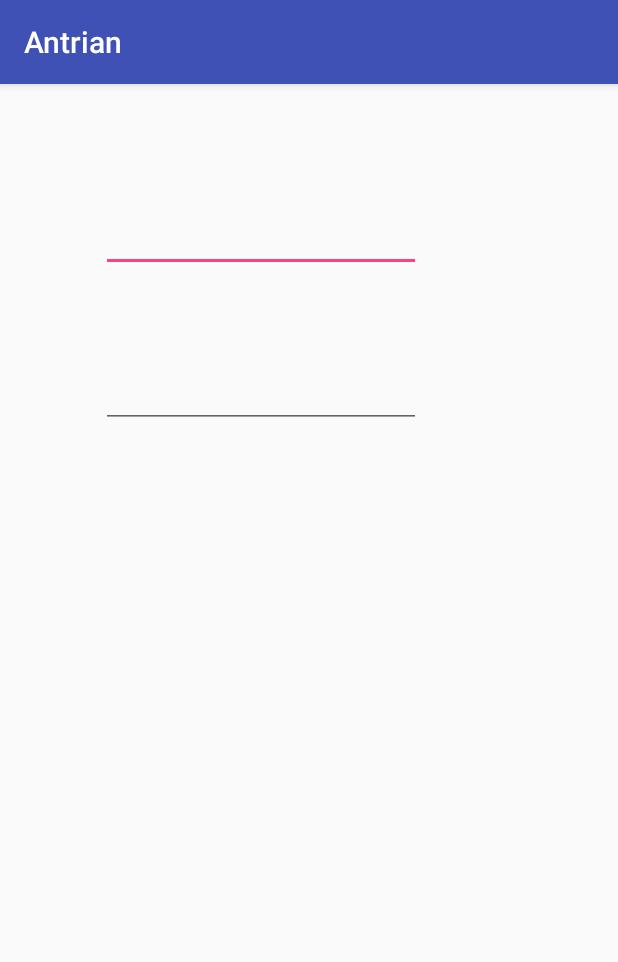
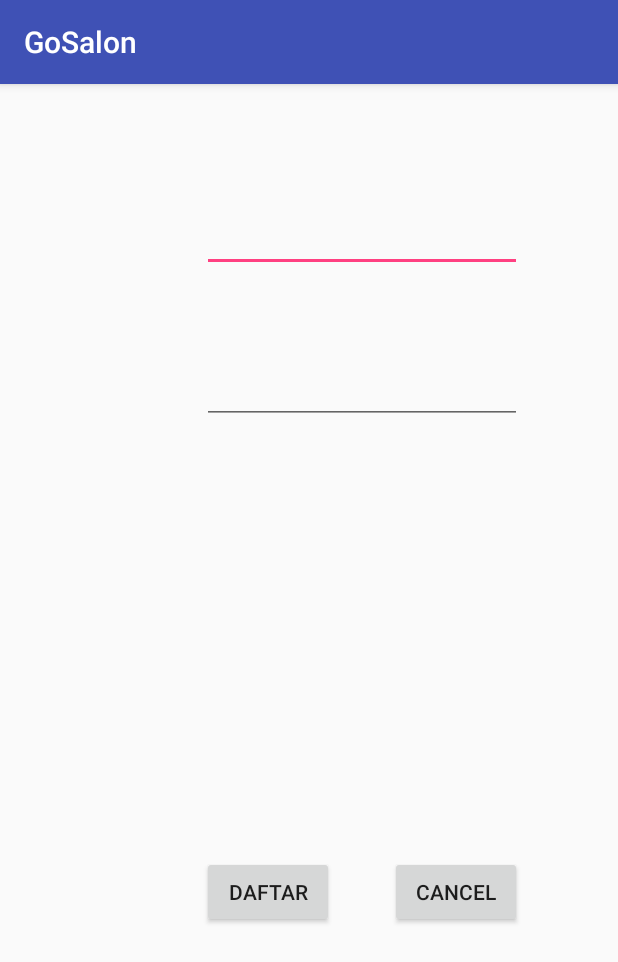
Before and after one commit to RickyOW/Tubes, an Android app: the DaftarActivity screen opened directly, with no data from a screen before it, on a phone screen of 412 x 824 dp. Shown: the top 962 px of the screen. Run offline under Robolectric (Android 15) with nearby library versions, the phone set to English and light mode, and no system bars.

Commit message:
aziz lagi
merubah nama class, id, menambah paket, edit button

```diff
--- a/Antrian/app/src/main/AndroidManifest.xml
+++ b/Antrian/app/src/main/AndroidManifest.xml
@@ -1,6 +1,6 @@
 <?xml version="1.0" encoding="utf-8"?>
 <manifest xmlns:android="http://schemas.android.com/apk/res/android"
-    package="com.ricky.com.antrian">
+    package="com.ricky.com.gosalon">
 
     <application
         android:allowBackup="true"
@@ -9,7 +9,7 @@
         android:roundIcon="@mipmap/ic_launcher_round"
         android:supportsRtl="true"
         android:theme="@style/AppTheme">
-        <activity android:name=".Login">
+        <activity android:name="com.ricky.com.gosalon.LoginActivity">
             <intent-filter>
                 <action android:name="android.intent.action.MAIN" />
 
@@ -17,7 +17,7 @@
             </intent-filter>
         </activity>
         <activity android:name=".MainActivity" />
-        <activity android:name=".Daftar"></activity>
+        <activity android:name="com.ricky.com.gosalon.DaftarActivity"></activity>
     </application>
 
 </manifest>
--- a/Antrian/app/src/main/java/com/ricky/com/antrian/Daftar.java
+++ b/Antrian/app/src/main/java/com/ricky/com/gosalon/DaftarActivity.java
@@ -1,9 +1,9 @@
-package com.ricky.com.antrian;
+package com.ricky.com.gosalon;
 
 import android.support.v7.app.AppCompatActivity;
 import android.os.Bundle;
 
-public class Daftar extends AppCompatActivity {
+public class DaftarActivity extends AppCompatActivity {
 
     @Override
     protected void onCreate(Bundle savedInstanceState) {
--- a/Antrian/app/src/main/java/com/ricky/com/antrian/JenisSalon.java
+++ b/Antrian/app/src/main/java/com/ricky/com/gosalon/Model/JenisSalon.java
@@ -1,4 +1,4 @@
-package com.ricky.com.antrian;
+package com.ricky.com.gosalon.Model;
 
 public class JenisSalon {
     private String nama;
--- a/Antrian/app/src/main/res/layout/activity_daftar.xml
+++ b/Antrian/app/src/main/res/layout/activity_daftar.xml
@@ -4,26 +4,43 @@
     xmlns:tools="http://schemas.android.com/tools"
     android:layout_width="match_parent"
     android:layout_height="match_parent"
-    tools:context=".Daftar">
+    tools:context="com.ricky.com.gosalon.DaftarActivity">
 
     <EditText
-        android:id="@+id/editText3"
+        android:id="@+id/editDaftarUser"
         android:layout_width="wrap_content"
         android:layout_height="wrap_content"
-        android:layout_alignParentStart="true"
         android:layout_alignParentTop="true"
-        android:layout_marginStart="67dp"
+        android:layout_alignStart="@+id/editDaftarPass"
         android:layout_marginTop="80dp"
         android:ems="10"
-        android:inputType="textEmailAddress" />
+        android:inputType="text" />
 
     <EditText
-        android:id="@+id/editText4"
+        android:id="@+id/editDaftarPass"
         android:layout_width="wrap_content"
         android:layout_height="wrap_content"
-        android:layout_alignEnd="@+id/editText3"
+        android:layout_alignParentEnd="true"
         android:layout_alignParentTop="true"
-        android:layout_marginTop="184dp"
+        android:layout_marginEnd="64dp"
+        android:layout_marginTop="181dp"
         android:ems="10"
         android:inputType="textPassword" />
+
+    <Button
+        android:id="@+id/btnDaftarLogin"
+        android:layout_width="wrap_content"
+        android:layout_height="wrap_content"
+        android:layout_alignParentBottom="true"
+        android:layout_alignStart="@+id/editDaftarUser"
+        android:layout_marginBottom="205dp"
+        android:text="Daftar" />
+
+    <Button
+        android:id="@+id/btnCancel"
+        android:layout_width="wrap_content"
+        android:layout_height="wrap_content"
+        android:layout_alignEnd="@+id/editDaftarUser"
+        android:layout_alignTop="@+id/btnDaftarLogin"
+        android:text="Cancel" />
 </RelativeLayout>
--- a/Antrian/app/src/main/res/layout/activity_home.xml
+++ b/Antrian/app/src/main/res/layout/activity_home.xml
@@ -4,7 +4,7 @@
     xmlns:tools="http://schemas.android.com/tools"
     android:layout_width="match_parent"
     android:layout_height="match_parent"
-    tools:context=".MainActivity">
+    tools:context="com.ricky.com.gosalon.MainActivity">
 
     <android.support.v7.widget.RecyclerView
         android:id="@+id/recy"
--- a/Antrian/app/src/main/res/layout/item_menu.xml
+++ b/Antrian/app/src/main/res/layout/item_menu.xml
@@ -16,7 +16,7 @@
         app:srcCompat="@mipmap/ic_launcher" />
 
     <TextView
-        android:id="@+id/txNama"
+        android:id="@+id/txtNama"
         android:layout_width="wrap_content"
         android:layout_height="wrap_content"
 
--- a/Antrian/app/src/main/res/values/strings.xml
+++ b/Antrian/app/src/main/res/values/strings.xml
@@ -1,3 +1,3 @@
 <resources>
-    <string name="app_name">Antrian</string>
+    <string name="app_name">GoSalon</string>
 </resources>
```
Also changed, not shown: Antrian/app/src/main/java/com/ricky/com/gosalon/Adapter/RVAdapterHome.java (renamed from Antrian/app/src/main/java/com/ricky/com/antrian/RecyclerViewAdapter.java, +10 -7 lines), Antrian/app/src/main/java/com/ricky/com/gosalon/LoginActivity.java (renamed from Antrian/app/src/main/java/com/ricky/com/antrian/Login.java, +14 -5 lines), Antrian/app/src/main/java/com/ricky/com/gosalon/MainActivity.java (renamed from Antrian/app/src/main/java/com/ricky/com/antrian/MainActivity.java, +5 -2 lines), Antrian/app/src/main/res/layout/activity_login.xml (+8 -8 lines), Antrian/app/src/main/res/layout/activity_main.xml (deleted, +0 -18 lines), 4 other files.
